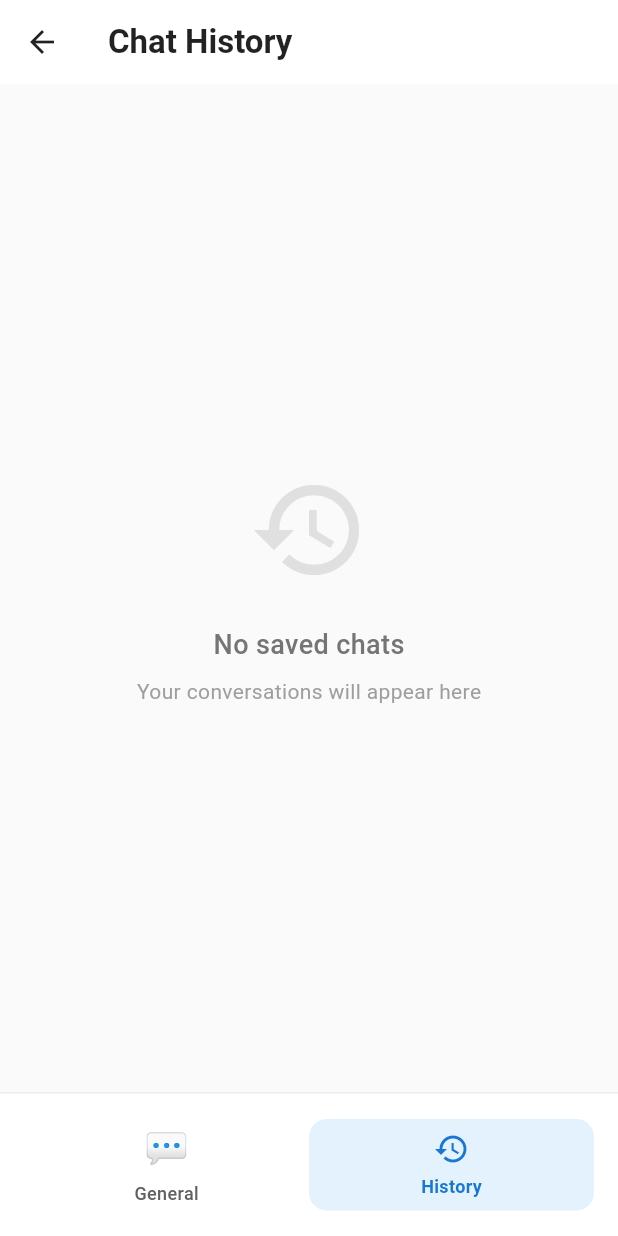
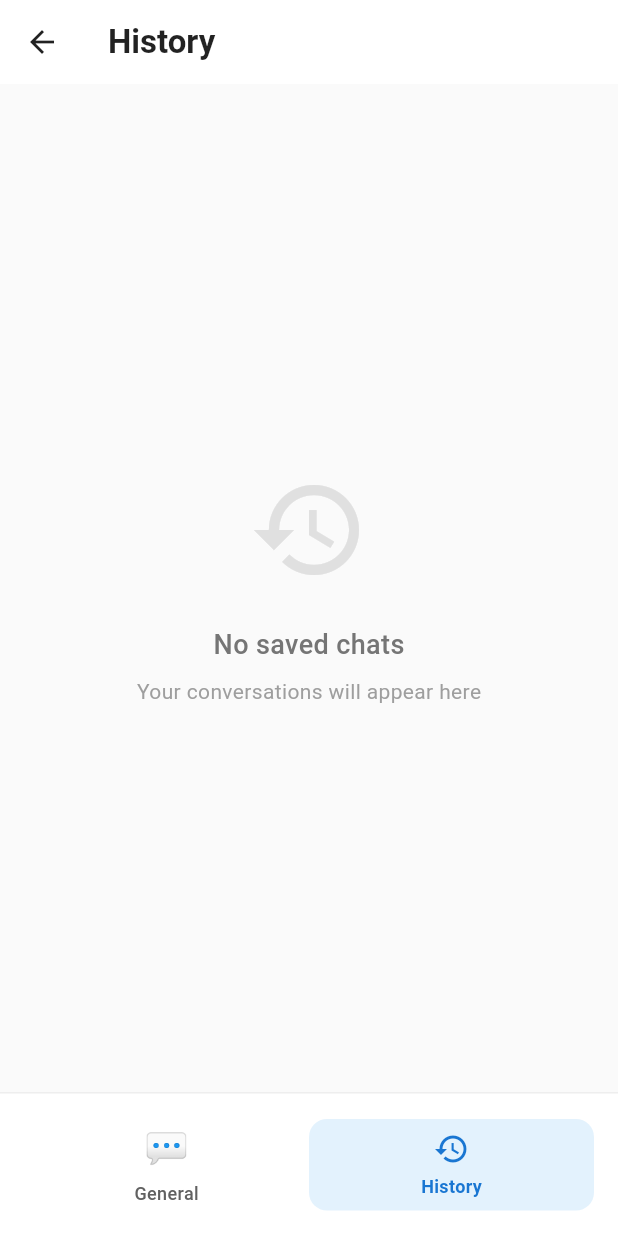
Before and after one commit to oriolgds/docai, a Flutter app: the ChatHistoryScreen screen opened directly with sample values from the repository, on a phone screen of 412 x 824 dp. Run offline on Flutter 3.47's test engine with Material 3 defaults, Android fonts, the phone set to English and light mode, and no system bars; our stand-ins replace cloud_firestore, firebase_analytics, firebase_core, firebase_crashlytics, flutter_markdown, package_info_plus and 3 more; missing offline and left inert: in_app_update; accounts and stored records are empty; generated files the repository leaves out were written again.

Commit message:
Fix: Localize hardcoded strings in ChatHistoryScreen
- Replace hardcoded English and Spanish strings with `AppLocalizations`
- Update `timeago.format` to use dynamic locale instead of hardcoded 'es'
- Improve accessibility for empty states and titles
- Remove redundant 'Chat deleted' snackbar logic (handled elsewhere or incomplete)

```diff
--- a/lib/screens/chat_history_screen.dart
+++ b/lib/screens/chat_history_screen.dart
@@ -1,6 +1,7 @@
 import 'package:flutter/material.dart';
 import 'package:docai/models/chat_session.dart';
 import 'package:docai/models/medical_preset.dart';
+import 'package:docai/l10n/app_localizations.dart';
 import 'package:timeago/timeago.dart' as timeago;
 
 class ChatHistoryScreen extends StatelessWidget {
@@ -21,19 +22,22 @@ class ChatHistoryScreen extends StatelessWidget {
 
   @override
   Widget build(BuildContext context) {
+    final localizations = AppLocalizations.of(context)!;
+    final locale = Localizations.localeOf(context).languageCode;
+
     return Scaffold(
       backgroundColor: Colors.grey[50],
       appBar: AppBar(
         elevation: 0,
         backgroundColor: Colors.white,
         foregroundColor: Colors.black87,
-        title: const Text(
-          'Chat History',
-          style: TextStyle(fontWeight: FontWeight.bold),
+        title: Text(
+          localizations.menuHistory,
+          style: const TextStyle(fontWeight: FontWeight.bold),
         ),
       ),
       body: chatHistory.isEmpty
-          ? _buildEmptyState()
+          ? _buildEmptyState(context)
           : ListView.builder(
               padding: const EdgeInsets.all(
                 16,
@@ -89,7 +93,7 @@ class ChatHistoryScreen extends StatelessWidget {
                                 const SizedBox(width: 12),
                                 Expanded(
                                   child: Text(
-                                    session.title ?? 'Sin título',
+                                    session.title ?? localizations.chatUntitled,
                                     style: const TextStyle(
                                       fontSize: 16,
                                       fontWeight: FontWeight.w600,
@@ -126,7 +130,7 @@ class ChatHistoryScreen extends StatelessWidget {
                                 Text(
                                   timeago.format(
                                     session.updatedAt,
-                                    locale: 'es',
+                                    locale: locale,
                                   ),
                                   style: TextStyle(
                                     color: Colors.grey[600],
@@ -148,6 +152,7 @@ class ChatHistoryScreen extends StatelessWidget {
   }
 
   Widget _buildBottomBar(BuildContext context) {
+    final localizations = AppLocalizations.of(context)!;
     return Container(
       padding: const EdgeInsets.symmetric(horizontal: 16, vertical: 12),
       decoration: BoxDecoration(
@@ -166,7 +171,7 @@ class ChatHistoryScreen extends StatelessWidget {
             ),
             _QuickActionButton(
               icon: Icons.history_outlined,
-              label: 'History',
+              label: localizations.menuHistory,
               isActive: true, // Indicate we're on history page
               onTap: () {}, // Already on history, do nothing
             ),
@@ -176,7 +181,8 @@ class ChatHistoryScreen extends StatelessWidget {
     );
   }
 
-  Widget _buildEmptyState() {
+  Widget _buildEmptyState(BuildContext context) {
+    final localizations = AppLocalizations.of(context)!;
     return Center(
       child: Column(
         mainAxisAlignment: MainAxisAlignment.center,
@@ -184,7 +190,7 @@ class ChatHistoryScreen extends StatelessWidget {
           Icon(Icons.history, size: 80, color: Colors.grey[300]),
           const SizedBox(height: 24),
           Text(
-            'No saved chats',
+            localizations.chatNoHistory,
             style: TextStyle(
               color: Colors.grey[600],
               fontSize: 18,
@@ -193,7 +199,7 @@ class ChatHistoryScreen extends StatelessWidget {
           ),
           const SizedBox(height: 8),
           Text(
-            'Your conversations will appear here',
+            localizations.chatHistoryPlaceholder,
             style: TextStyle(color: Colors.grey[500], fontSize: 14),
           ),
         ],
```
